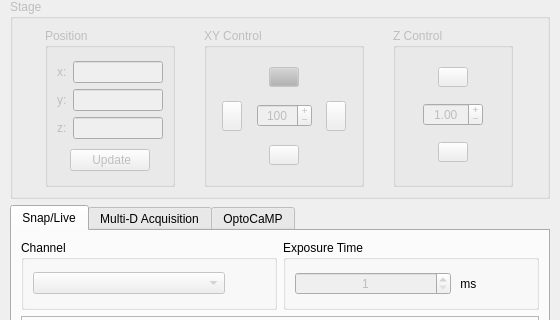
pymmcore-plus/napari-micromanager, file micromanager_gui/micromanager_gui.ui: the form before one commit; both pictures show x 0 to 560 and y 189 to 509 of the 560 by 1035 pixel window.
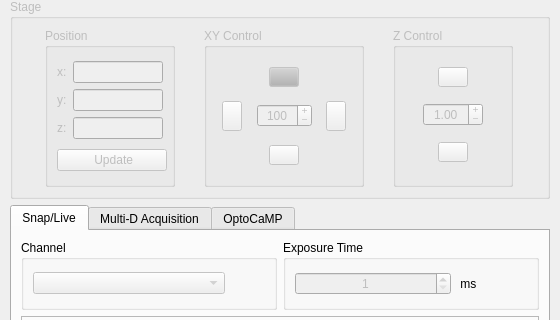
The form after the commit. Custom widgets are drawn as their Qt base class.

What changed in the file:
```diff
--- a/micromanager_gui/micromanager_gui.ui
+++ b/micromanager_gui/micromanager_gui.ui
@@ -308,6 +308,12 @@
               <verstretch>0</verstretch>
              </sizepolicy>
             </property>
+            <property name="minimumSize">
+             <size>
+              <width>110</width>
+              <height>0</height>
+             </size>
+            </property>
             <property name="text">
              <string>  Update </string>
             </property>
```
